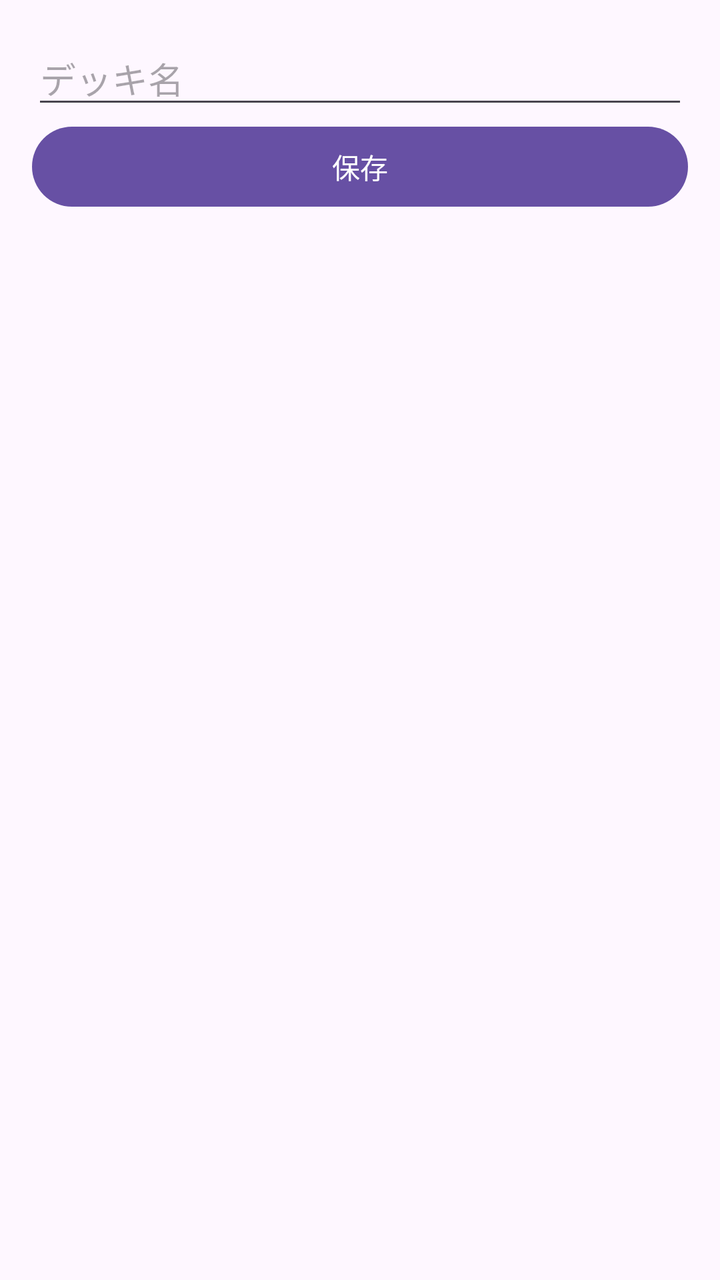
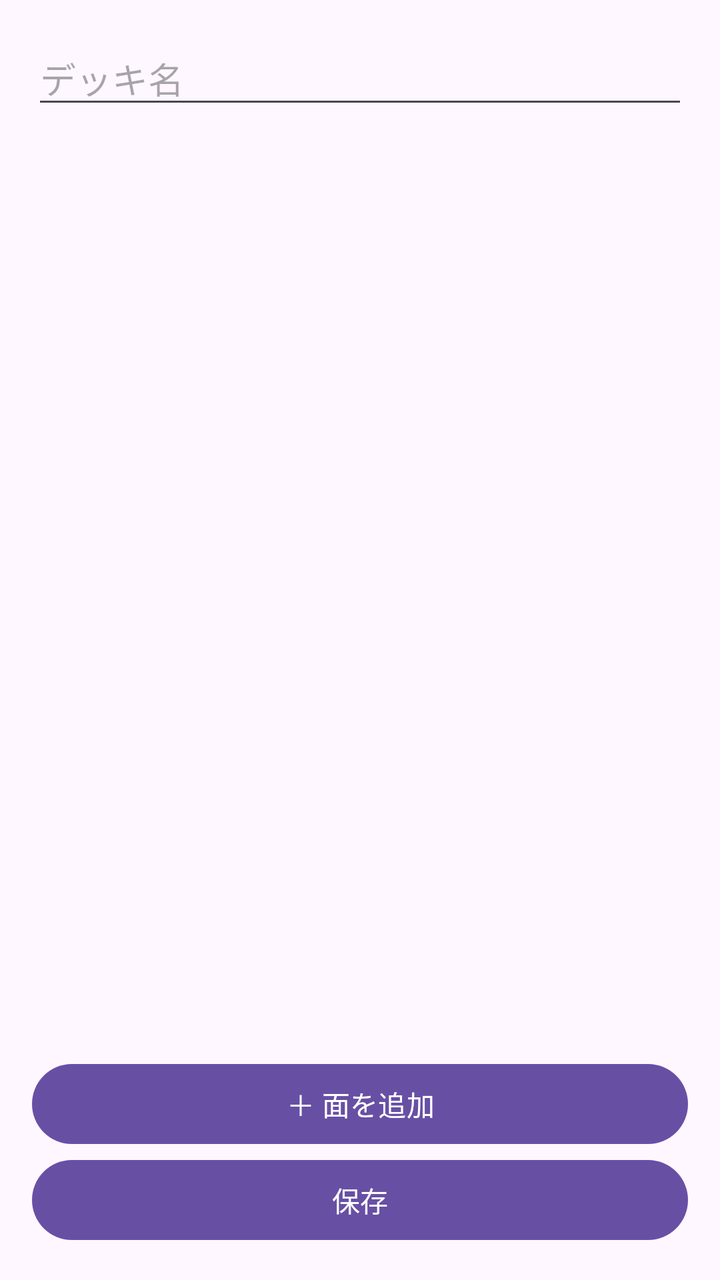

An Android layout rendered at two revisions. The XML below is the earlier revision; the diff shows what the commit changed to produce the second picture.
<!-- AndroidManifest.xml: application theme Theme.CardManager -->
<!-- res/layout/activity_edit_deck.xml -->
<?xml version="1.0" encoding="utf-8"?>
<LinearLayout
    xmlns:android="http://schemas.android.com/apk/res/android"
    android:layout_width="match_parent"
    android:layout_height="match_parent"
    android:orientation="vertical"
    android:padding="16dp">

    <EditText
        android:id="@+id/editDeckName"
        android:layout_width="match_parent"
        android:layout_height="wrap_content"
        android:hint="@string/deck_name"
        android:inputType="text"
        android:autofillHints="name"/>

    <Button
        android:id="@+id/btnSave"
        android:layout_width="match_parent"
        android:layout_height="wrap_content"
        android:text="@string/save"/>

</LinearLayout>
<!-- resources referenced by this layout -->
<resources>
  <string name="deck_name">デッキ名</string>
  <string name="save">保存</string>
  <style name="Theme.CardManager" parent="Base.Theme.CardManager" />
  <style name="Base.Theme.CardManager" parent="Theme.Material3.DayNight.NoActionBar">
          
          
      </style>
</resources>

<!-- the commit's change to res/layout/activity_edit_deck.xml (unified diff, before → after) -->
@@ -6,6 +6,7 @@
     android:orientation="vertical"
     android:padding="16dp">
 
+    
     <EditText
         android:id="@+id/editDeckName"
         android:layout_width="match_parent"
@@ -14,6 +15,23 @@
         android:inputType="text"
         android:autofillHints="name"/>
 
+    
+    <androidx.recyclerview.widget.RecyclerView
+        android:id="@+id/recyclerFaces"
+        android:layout_width="match_parent"
+        android:layout_height="0dp"
+        android:layout_weight="1"/>
+
+
+    
+    <Button
+        android:id="@+id/btnAddFace"
+        android:layout_width="match_parent"
+        android:layout_height="wrap_content"
+        android:text="＋ 面を追加"/>
+
+
+    
     <Button
         android:id="@+id/btnSave"
         android:layout_width="match_parent"
